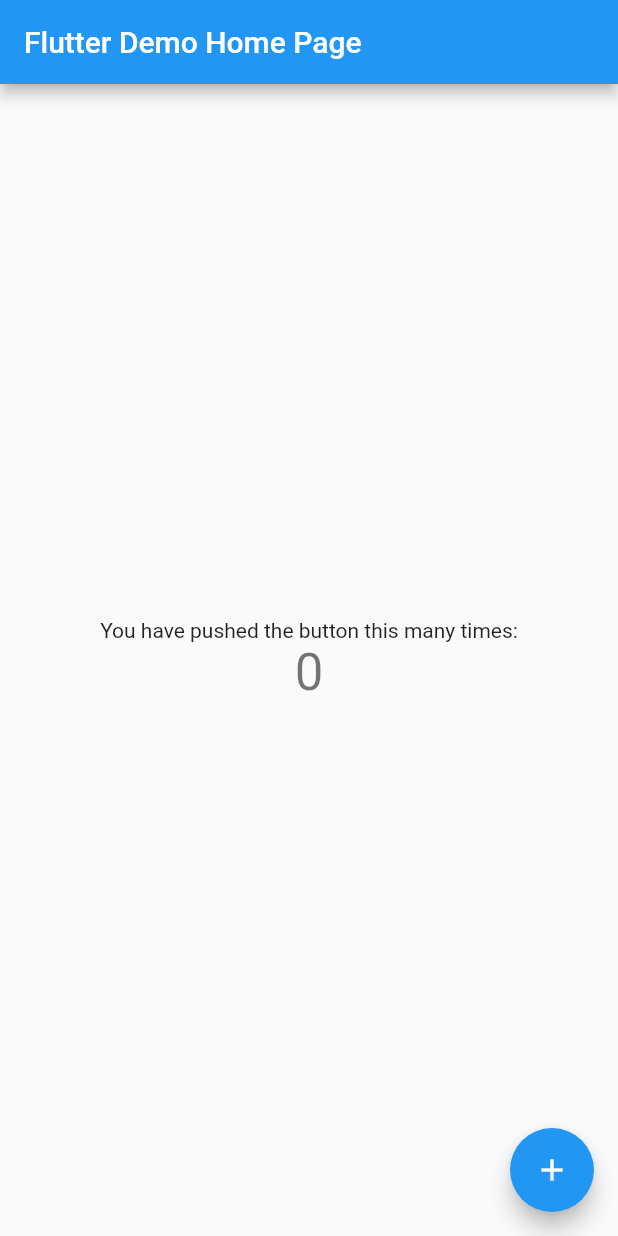
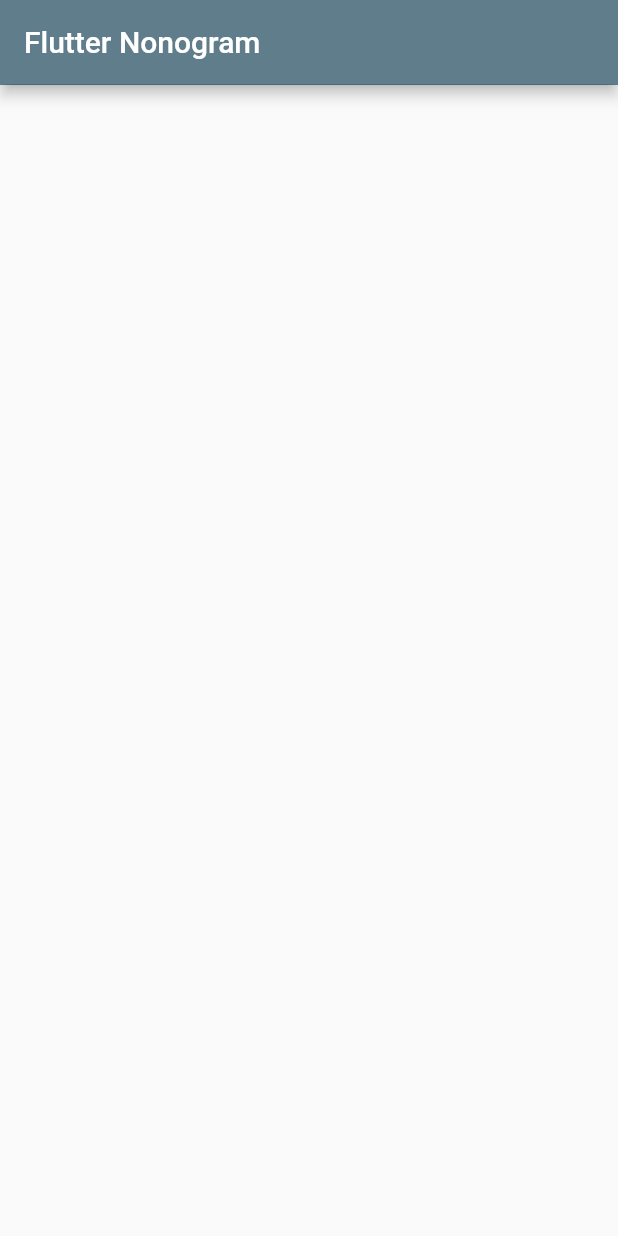
Before and after one commit to jlbeard84/flutter-nonogram, a Flutter app: the screen it shows after launch, on a phone screen of 412 x 824 dp. Run offline on Flutter 3.47's test engine with Material 2 defaults, Android fonts, the phone set to English and light mode, and no system bars.

Commit message:
Added base table structure for testing

```diff
--- a/lib/main.dart
+++ b/lib/main.dart
@@ -7,20 +7,11 @@ class MyApp extends StatelessWidget {
   @override
   Widget build(BuildContext context) {
     return MaterialApp(
-      title: 'Flutter Demo',
+      title: 'Flutter Nonogram',
       theme: ThemeData(
-        // This is the theme of your application.
-        //
-        // Try running your application with "flutter run". You'll see the
-        // application has a blue toolbar. Then, without quitting the app, try
-        // changing the primarySwatch below to Colors.green and then invoke
-        // "hot reload" (press "r" in the console where you ran "flutter run",
-        // or simply save your changes to "hot reload" in a Flutter IDE).
-        // Notice that the counter didn't reset back to zero; the application
-        // is not restarted.
-        primarySwatch: Colors.blue,
+        primarySwatch: Colors.blueGrey,
       ),
-      home: MyHomePage(title: 'Flutter Demo Home Page'),
+      home: MyHomePage(title: 'Flutter Nonogram'),
     );
   }
 }
@@ -44,18 +35,6 @@ class MyHomePage extends StatefulWidget {
 }
 
 class _MyHomePageState extends State<MyHomePage> {
-  int _counter = 0;
-
-  void _incrementCounter() {
-    setState(() {
-      // This call to setState tells the Flutter framework that something has
-      // changed in this State, which causes it to rerun the build method below
-      // so that the display can reflect the updated values. If we changed
-      // _counter without calling setState(), then the build method would not be
-      // called again, and so nothing would appear to happen.
-      _counter++;
-    });
-  }
 
   @override
   Widget build(BuildContext context) {
@@ -71,41 +50,51 @@ class _MyHomePageState extends State<MyHomePage> {
         // the App.build method, and use it to set our appbar title.
         title: Text(widget.title),
       ),
-      body: Center(
-        // Center is a layout widget. It takes a single child and positions it
-        // in the middle of the parent.
-        child: Column(
-          // Column is also layout widget. It takes a list of children and
-          // arranges them vertically. By default, it sizes itself to fit its
-          // children horizontally, and tries to be as tall as its parent.
-          //
-          // Invoke "debug painting" (press "p" in the console, choose the
-          // "Toggle Debug Paint" action from the Flutter Inspector in Android
-          // Studio, or the "Toggle Debug Paint" command in Visual Studio Code)
-          // to see the wireframe for each widget.
-          //
-          // Column has various properties to control how it sizes itself and
-          // how it positions its children. Here we use mainAxisAlignment to
-          // center the children vertically; the main axis here is the vertical
-          // axis because Columns are vertical (the cross axis would be
-          // horizontal).
-          mainAxisAlignment: MainAxisAlignment.center,
-          children: <Widget>[
-            Text(
-              'You have pushed the button this many times:',
-            ),
-            Text(
-              '$_counter',
-              style: Theme.of(context).textTheme.display1,
-            ),
-          ],
-        ),
+      body: Table(
+        border: TableBorder.all(width: 0.5, color: Colors.blueGrey),
+        children: [
+          TableRow(
+            children: [
+              TableCell(
+                child: Container(),
+              ),
+              TableCell(
+                child: Container(),
+              ),
+              TableCell(
+                child: Container(),
+              ),
+            ]
+          ),
+          TableRow(
+            children: [
+              TableCell(
+                child: Container(),
+              ),
+              TableCell(
+                child: Container(),
+              ),
+              TableCell(
+                child: Container(),
+              ),
+            ]
+          ),
+          TableRow(
+            children: [
+              TableCell(
+                child: Container(),
+              ),
+              TableCell(
+                child: Container(),
+              ),
+              TableCell(
+                child: Container(),
+              ),
+            ]
+          ),
+        ]
       ),
-      floatingActionButton: FloatingActionButton(
-        onPressed: _incrementCounter,
-        tooltip: 'Increment',
-        child: Icon(Icons.add),
-      ), // This trailing comma makes auto-formatting nicer for build methods.
+
     );
   }
 }
```
